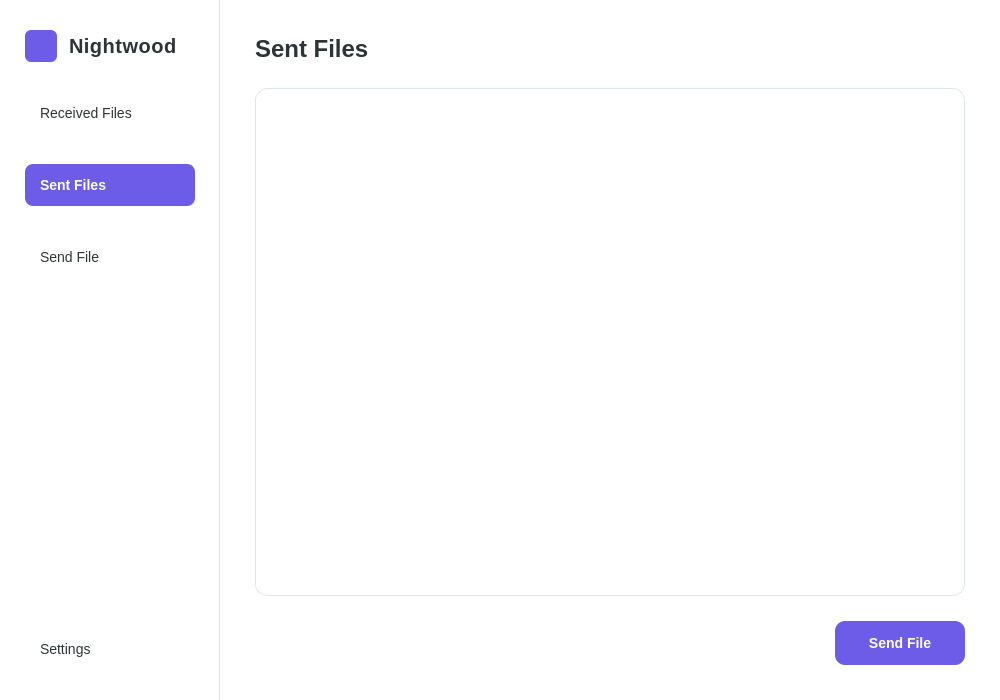
This is src/ui/windows/sent_dashboard/sent_dash.ui in Fred-Sheppard/Eastwood as Qt 5 draws it before an edit. The edited form follows.
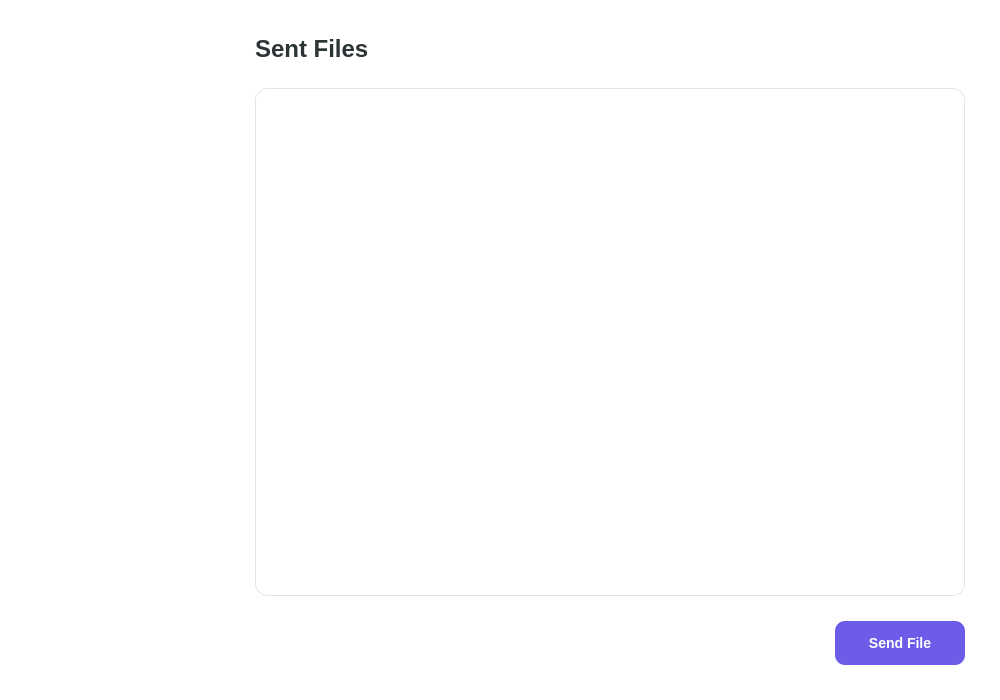
This is the edited form. Custom widgets are drawn as their Qt base class.

The edit to the form file:
```diff
--- a/src/ui/windows/sent_dashboard/sent_dash.ui
+++ b/src/ui/windows/sent_dashboard/sent_dash.ui
@@ -52,199 +52,6 @@
        <height>16777215</height>
       </size>
      </property>
-     <property name="styleSheet">
-      <string notr="true">QWidget#navBar {
-  background-color: white;
-  border-right: 1px solid #dfe6e9;
-}</string>
-     </property>
-     <layout class="QVBoxLayout" name="navBarLayout">
-      <property name="spacing">
-       <number>30</number>
-      </property>
-      <property name="leftMargin">
-       <number>25</number>
-      </property>
-      <property name="topMargin">
-       <number>30</number>
-      </property>
-      <property name="rightMargin">
-       <number>25</number>
-      </property>
-      <property name="bottomMargin">
-       <number>30</number>
-      </property>
-      <item>
-       <layout class="QHBoxLayout" name="logoLayout">
-        <property name="spacing">
-         <number>12</number>
-        </property>
-        <item>
-         <widget class="QLabel" name="logoLabel">
-          <property name="minimumSize">
-           <size>
-            <width>32</width>
-            <height>32</height>
-           </size>
-          </property>
-          <property name="maximumSize">
-           <size>
-            <width>32</width>
-            <height>32</height>
-           </size>
-          </property>
-          <property name="styleSheet">
-           <string notr="true">background-color: #6c5ce7;
-border-radius: 6px;</string>
-          </property>
-          <property name="text">
-           <string/>
-          </property>
-         </widget>
-        </item>
-        <item>
-         <widget class="QLabel" name="logoTextLabel">
-          <property name="styleSheet">
-           <string notr="true">font-size: 20px; font-weight: bold; color: #2d3436; letter-spacing: 0.5px;</string>
-          </property>
-          <property name="text">
-           <string>Nightwood</string>
-          </property>
-         </widget>
-        </item>
-       </layout>
-      </item>
-      <item>
-       <widget class="QPushButton" name="receivedButton">
-        <property name="minimumSize">
-         <size>
-          <width>0</width>
-          <height>42</height>
-         </size>
-        </property>
-        <property name="styleSheet">
-         <string notr="true">QPushButton {
-  font-size: 14px;
-  color: #2d3436;
-  background-color: transparent;
-  border-radius: 8px;
-  text-align: left;
-  padding-left: 15px;
-}
-QPushButton:hover {
-  background-color: #f1f2f6;
-}
-QPushButton:pressed {
-  background-color: #dfe6e9;
-}</string>
-        </property>
-        <property name="text">
-         <string>Received Files</string>
-        </property>
-       </widget>
-      </item>
-      <item>
-       <widget class="QPushButton" name="receivedButton">
-        <property name="minimumSize">
-         <size>
-          <width>0</width>
-          <height>42</height>
-         </size>
-        </property>
-        <property name="styleSheet">
-         <string notr="true">QPushButton {
-  font-size: 14px;
-  font-weight: 500;
-  color: white;
-  background-color: #6c5ce7;
-  border-radius: 8px;
-  text-align: left;
-  padding-left: 15px;
-}
-QPushButton:hover {
-  background-color: #5049c9;
-}
-QPushButton:pressed {
-  background-color: #4040b0;
-}</string>
-        </property>
-        <property name="text">
-         <string>Sent Files</string>
-        </property>
-       </widget>
-      </item>
-      <item>
-       <widget class="QPushButton" name="sendFileButton">
-        <property name="minimumSize">
-         <size>
-          <width>0</width>
-          <height>42</height>
-         </size>
-        </property>
-        <property name="styleSheet">
-         <string notr="true">QPushButton {
-  font-size: 14px;
-  color: #2d3436;
-  background-color: transparent;
-  border-radius: 8px;
-  text-align: left;
-  padding-left: 15px;
-}
-QPushButton:hover {
-  background-color: #f1f2f6;
-}
-QPushButton:pressed {
-  background-color: #dfe6e9;
-}</string>
-        </property>
-        <property name="text">
-         <string>Send File</string>
-        </property>
-       </widget>
-      </item>
-      <item>
-       <spacer name="verticalSpacer">
-        <property name="orientation">
-         <enum>Qt::Vertical</enum>
-        </property>
-        <property name="sizeHint" stdset="0">
-         <size>
-          <width>20</width>
-          <height>40</height>
-         </size>
-        </property>
-       </spacer>
-      </item>
-      <item>
-       <widget class="QPushButton" name="settingsButton">
-        <property name="minimumSize">
-         <size>
-          <width>0</width>
-          <height>42</height>
-         </size>
-        </property>
-        <property name="styleSheet">
-         <string notr="true">QPushButton {
-  font-size: 14px;
-  color: #2d3436;
-  background-color: transparent;
-  border-radius: 8px;
-  text-align: left;
-  padding-left: 15px;
-}
-QPushButton:hover {
-  background-color: #f1f2f6;
-}
-QPushButton:pressed {
-  background-color: #dfe6e9;
-}</string>
-        </property>
-        <property name="text">
-         <string>Settings</string>
-        </property>
-       </widget>
-      </item>
-     </layout>
     </widget>
    </item>
    <item>
@@ -374,4 +181,13 @@
    </item>
   </layout>
  </widget>
+ <customwidgets>
+  <customwidget>
+   <class>NavBar</class>
+   <extends>QWidget</extends>
+   <header>src/ui/utils/navbar/navbar.h</header>
+  </customwidget>
+ </customwidgets>
+ <resources/>
+ <connections/>
 </ui>
```
Left out of the diff: 2 changed lines with no effect on the pictures.
